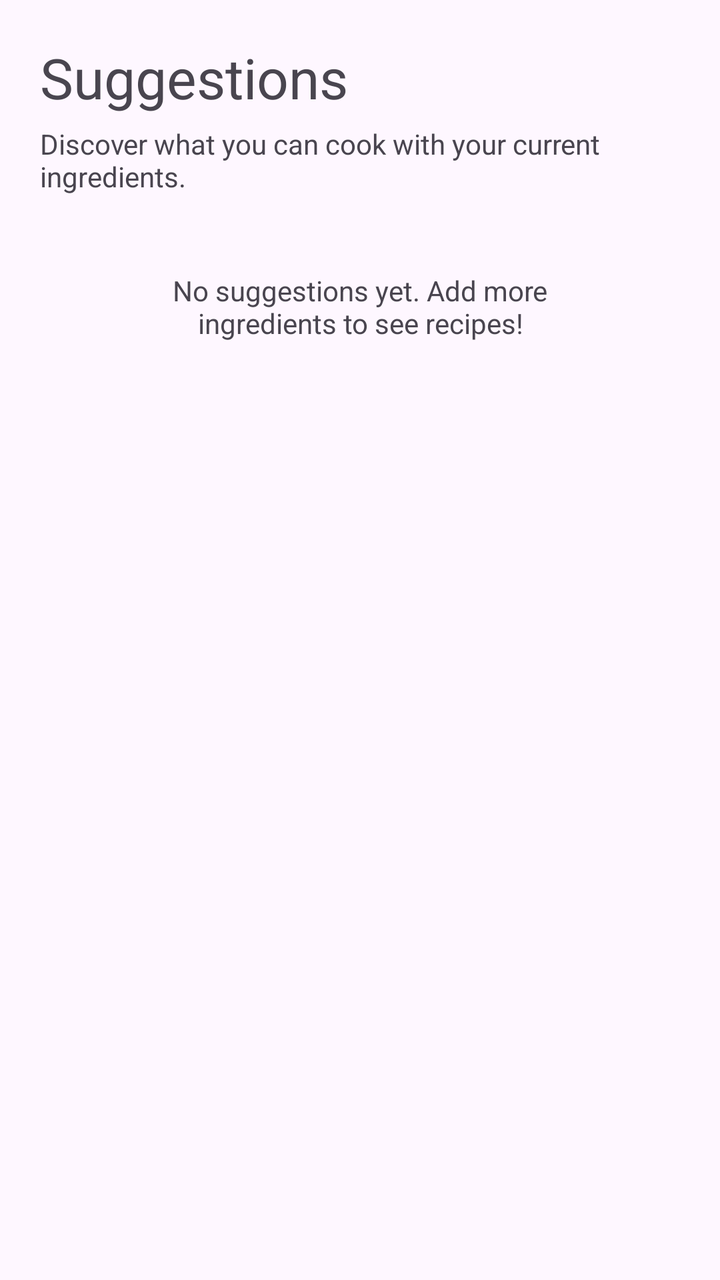
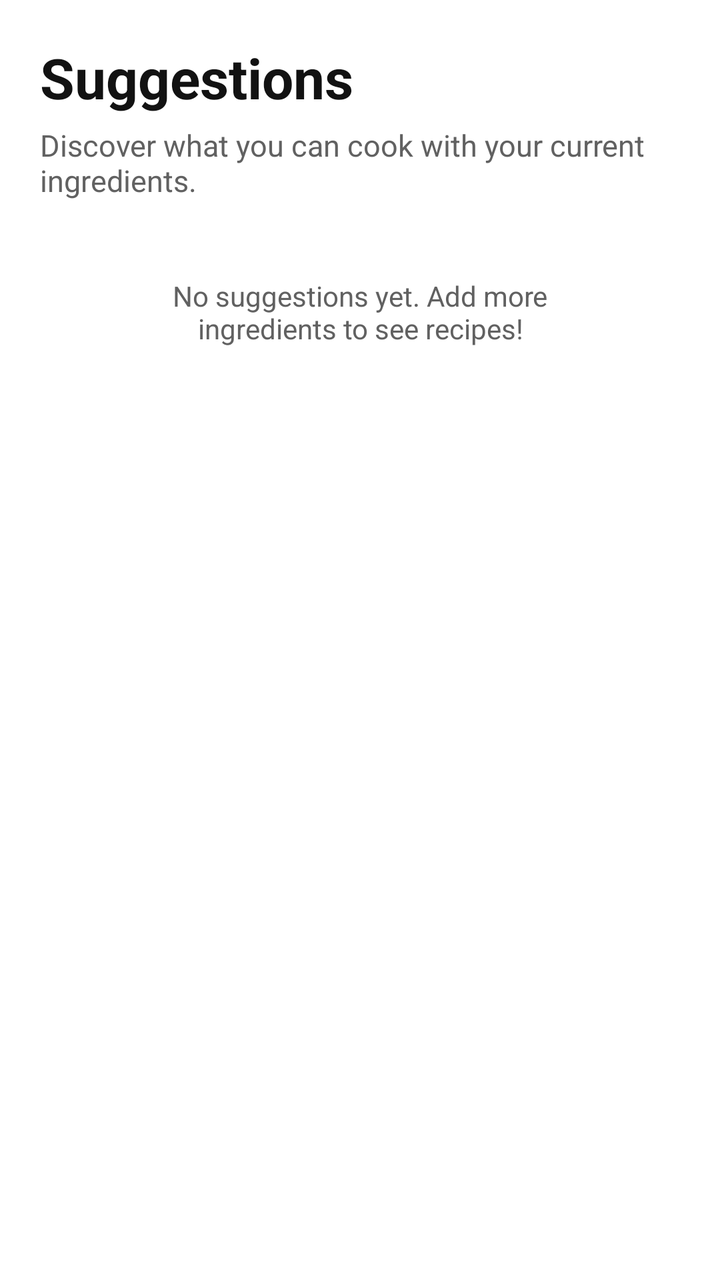

Compare the two renders of this Android layout. The source of the first and the diff that turns it into the second are given below.
<!-- AndroidManifest.xml: application theme Theme.SmartPantry -->
<!-- res/layout/fragment_suggestions.xml -->
<LinearLayout xmlns:android="http://schemas.android.com/apk/res/android"
    android:layout_width="match_parent"
    android:layout_height="match_parent"
    android:orientation="vertical"
    android:padding="20dp">

    <TextView
        android:layout_width="wrap_content"
        android:layout_height="wrap_content"
        android:text="Suggestions"
        android:textSize="28sp" />

    <TextView
        android:layout_width="match_parent"
        android:layout_height="wrap_content"
        android:text="Discover what you can cook with your current ingredients."
        android:layout_marginTop="5dp" />

    <TextView
        android:id="@+id/tvEmpty"
        android:layout_width="match_parent"
        android:layout_height="wrap_content"
        android:text="No suggestions yet. Add more ingredients to see recipes!"
        android:gravity="center"
        android:padding="38dp" />

    <androidx.recyclerview.widget.RecyclerView
        android:id="@+id/rvSuggestions"
        android:layout_width="match_parent"
        android:layout_height="0dp"
        android:layout_weight="1"
        android:layout_marginTop="10dp"/>
</LinearLayout>
<!-- resources referenced by this layout -->
<resources>
  <style name="Theme.SmartPantry" parent="Theme.Material3.DayNight.NoActionBar">
          
          <item name="colorPrimary">@color/primary</item>
          <item name="colorPrimaryVariant">@color/primary_dark</item>
          <item name="colorOnPrimary">@color/white</item>
          
          <item name="colorSecondary">@color/accent</item>
          <item name="colorSecondaryVariant">@color/primary_dark</item>
          <item name="colorOnSecondary">@color/white</item>
          
          <item name="android:statusBarColor">@color/primary_dark</item>
      </style>
  <color name="primary">#4BB3E8</color>
  <color name="primary_dark">#1B8AC9</color>
  <color name="white">#FFFFFFFF</color>
  <color name="accent">#88D2FF</color>
</resources>

<!-- the commit's change to res/layout/fragment_suggestions.xml (unified diff, before → after) -->
@@ -1,19 +1,25 @@
+<?xml version="1.0" encoding="utf-8"?>
 <LinearLayout xmlns:android="http://schemas.android.com/apk/res/android"
     android:layout_width="match_parent"
     android:layout_height="match_parent"
     android:orientation="vertical"
-    android:padding="20dp">
+    android:padding="20dp"
+    android:background="@color/white">
 
     <TextView
         android:layout_width="wrap_content"
         android:layout_height="wrap_content"
         android:text="Suggestions"
-        android:textSize="28sp" />
+        android:textSize="28sp"
+        android:textStyle="bold"
+        android:textColor="@color/black" />
 
     <TextView
         android:layout_width="match_parent"
         android:layout_height="wrap_content"
         android:text="Discover what you can cook with your current ingredients."
+        android:textSize="15sp"
+        android:textColor="@color/gray_text"
         android:layout_marginTop="5dp" />
 
     <TextView
@@ -21,6 +27,7 @@
         android:layout_width="match_parent"
         android:layout_height="wrap_content"
         android:text="No suggestions yet. Add more ingredients to see recipes!"
+        android:textColor="@color/gray_text"
         android:gravity="center"
         android:padding="38dp" />
 
<!-- resource entries referenced after the edit -->
@@ -1,5 +1,7 @@
 <!-- resources referenced by this layout -->
 <resources>
+  <color name="black">#121212</color>
+  <color name="gray_text">#616161</color>
   <style name="Theme.SmartPantry" parent="Theme.Material3.DayNight.NoActionBar">
           
           <item name="colorPrimary">@color/primary</item>
